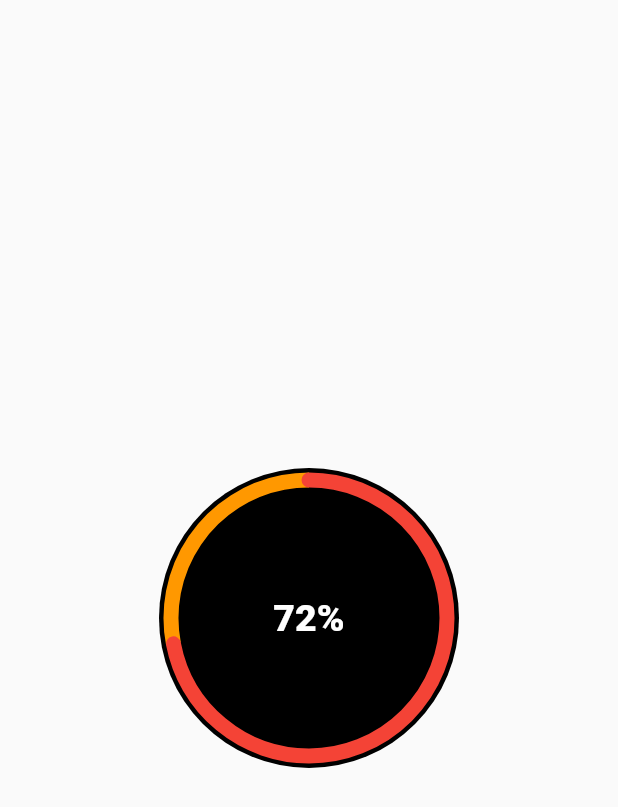
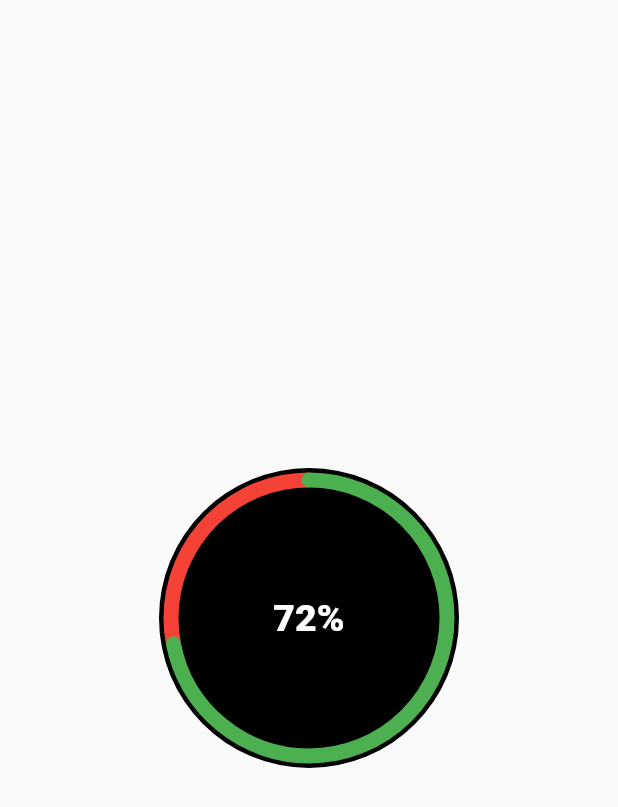
Before and after one commit to ihorid/rate_arc_drawing, a Flutter app: the screen it shows after launch, on a phone screen of 412 x 824 dp. Shown: the top 807 px of the screen. Run offline on Flutter 3.47's test engine with Material 2 defaults, Android fonts, the phone set to English and light mode, and no system bars.

Commit message:
chenge colors

```diff
--- a/lib/widgets/user_profile.dart
+++ b/lib/widgets/user_profile.dart
@@ -19,8 +19,8 @@ class _ExempleState extends State<Exemple> {
         child: RadialPersentWidget(
           percent: 0.72,
           fillColor: Colors.black,
-          lineColor: Colors.red,
-          freeColor: Colors.orange,
+          lineColor: Colors.green,
+          freeColor: Colors.red,
           lineWidth: 10,
           child: Text(
             textAlign: TextAlign.center,
```
